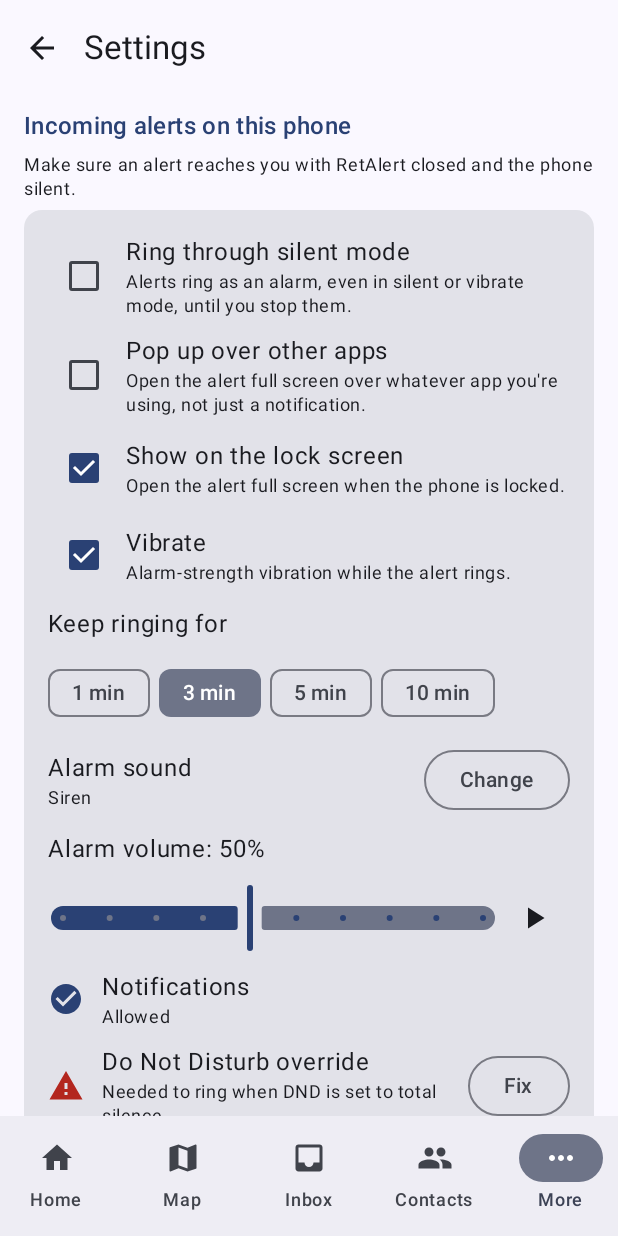
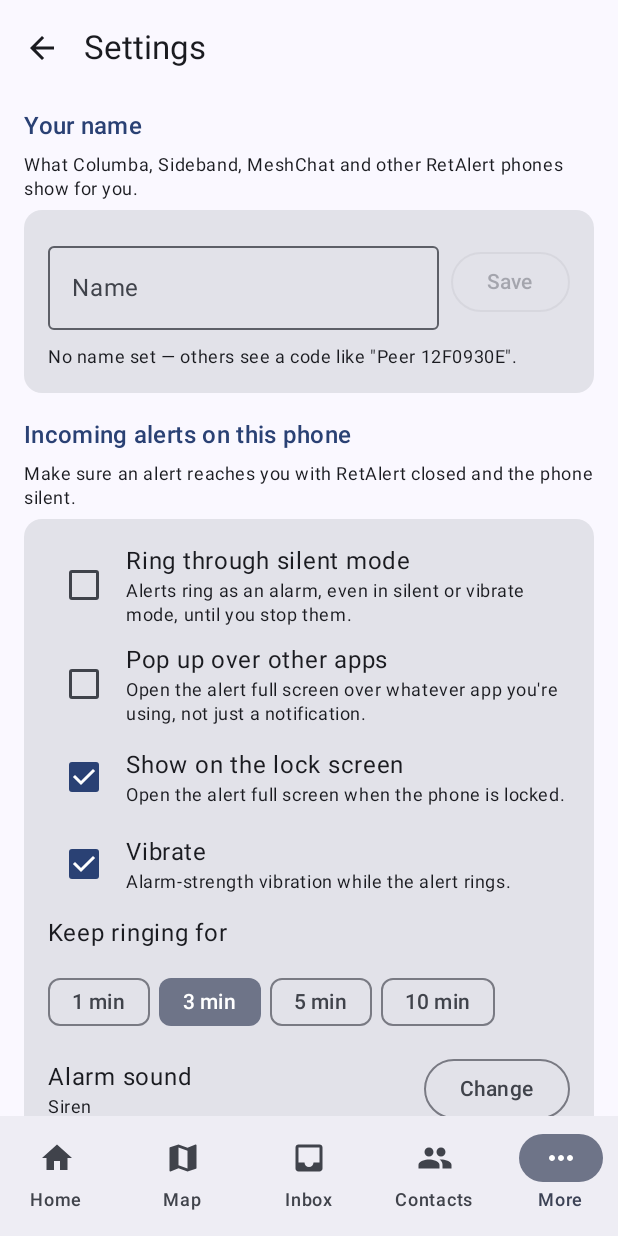
Before and after one commit to idan2025/RetAlert, an Android app built with Jetpack Compose: the SettingsScreen screen opened through its navigation route, after a tap on "Pop up over other apps", on a phone screen of 412 x 824 dp. Run offline under Robolectric (Android 15) with nearby library versions, the phone set to English and light mode, and no system bars; our stand-ins replace Dagger/Hilt's generated code, Room's generated code; libraries missing offline, so code that uses them is left out: network.reticulum, network.reticulum.identity, network.reticulum.interfaces, network.reticulum.transport; pictures from the network do not load; 2 other taps on this screen came first.

Commit message:
feat: public name in announces, shown by Columba, Sideband and MeshChat
RetAlert registered its LXMF identity with no display name, so other apps
listed it as "Peer 12F0930E". Settings now starts with "Your name": it goes
into the delivery announce app data ([name, stamp cost], as
LXMRouter.packAnnounceAppData writes it) at startup, and saving a new name
updates that data and announces immediately.

Tested on a Nubia NX669J over a TCP transport: after saving
"Idan RetAlert test", Columba's network list showed that name for the
RetAlert address within seconds.

Co-Authored-By: Claude Opus 5.5 <noreply@anthropic.com>

```diff
--- a/android/app/src/main/java/network/retalert/app/ui/settings/SettingsScreen.kt
+++ b/android/app/src/main/java/network/retalert/app/ui/settings/SettingsScreen.kt
@@ -106,6 +106,7 @@ fun SettingsScreen(
             Modifier.fillMaxSize().padding(inner).verticalScroll(rememberScrollState()).padding(horizontal = 16.dp, vertical = 8.dp),
             verticalArrangement = Arrangement.spacedBy(16.dp),
         ) {
+            IdentitySection(state, vm)
             AlarmSection(state, vm)
             EmergencySection(state, vm)
             ConnectionSection(state, vm, onOpenInterfaces)
@@ -125,6 +126,31 @@ fun SettingsScreen(
             }
         }
     }
+}
+
+/** The name other apps show for this phone instead of "Peer 12F0930E". */
+@Composable
+private fun IdentitySection(state: SettingsUiState, vm: SettingsViewModel) = Section(
+    "Your name",
+    "What Columba, Sideband, MeshChat and other RetAlert phones show for you.",
+) {
+    var name by remember(state.displayName) { mutableStateOf(state.displayName) }
+    Row(verticalAlignment = Alignment.CenterVertically) {
+        OutlinedTextField(
+            value = name,
+            onValueChange = { name = it.take(40) },
+            label = { Text("Name") },
+            placeholder = { Text("e.g. Idan") },
+            singleLine = true,
+            modifier = Modifier.weight(1f).padding(end = 8.dp),
+        )
+        OutlinedButton(onClick = { vm.setDisplayName(name) }, enabled = name.trim() != state.displayName) { Text("Save") }
+    }
+    Text(
+        if (state.displayName.isBlank()) "No name set — others see a code like \"Peer ${state.ownHash.take(8).uppercase().ifEmpty { "12F0930E" }}\"."
+        else "Saving announces the new name right away.",
+        style = MaterialTheme.typography.bodySmall,
+    )
 }
 
 @Composable
--- a/android/app/src/main/java/network/retalert/app/ui/settings/SettingsViewModel.kt
+++ b/android/app/src/main/java/network/retalert/app/ui/settings/SettingsViewModel.kt
@@ -62,6 +62,7 @@ data class SettingsUiState(
     val alarmVibrate: Boolean = true,
     val alarmMinutes: Int = AlarmSound.DEFAULT_RING_MINUTES,
     val legacyWire: Boolean = false,
+    val displayName: String = "",
     val flash: String = "",
 )
 
@@ -123,6 +124,7 @@ class SettingsViewModel @Inject constructor(
             alarmVibrate = s.alarmVibrate,
             alarmMinutes = s.alarmMinutes,
             legacyWire = s.legacyWire,
+            displayName = s.displayName,
             useSharedInstance = s.useSharedInstance,
             panicShareLocation = s.panicShareLocation,
             liveShareIntervalS = s.liveShareIntervalS,
@@ -179,6 +181,16 @@ class SettingsViewModel @Inject constructor(
     fun setAlertPopup(v: Boolean) = mutate { it.alertPopup = v; null }
     fun setAlertLockScreen(v: Boolean) = mutate { it.alertLockScreen = v; null }
     fun setAlarmVibrate(v: Boolean) = mutate { it.alarmVibrate = v; null }
+    /** Save the public name and announce it now. */
+    fun setDisplayName(name: String) = viewModelScope.launch(Dispatchers.IO) {
+        val n = name.trim().take(MAX_NAME)
+        val s = settingsRepo.load()
+        s.displayName = n
+        settingsRepo.save(s)
+        runCatching { engine.setDisplayName(n) }
+        publish(s, if (n.isEmpty()) "Name cleared" else "Others now see you as \"$n\"")
+    }
+
     fun setLegacyWire(v: Boolean) = mutate { it.legacyWire = v; null }
     fun setAlarmMinutes(minutes: Int) = mutate { it.alarmMinutes = minutes.coerceIn(1, 60); null }
     fun stopPreview() = alarmPlayer.stopPreview()
@@ -293,4 +305,6 @@ class SettingsViewModel @Inject constructor(
 
     fun announcePresets() = ANNOUNCE_PRESET_VALUES
     fun announceLabels() = ANNOUNCE_PRESETS
+
+    private companion object { const val MAX_NAME = 40 }
 }
--- a/android/data/src/main/kotlin/network/retalert/data/RoomRepositories.kt
+++ b/android/data/src/main/kotlin/network/retalert/data/RoomRepositories.kt
@@ -247,6 +247,7 @@ class RoomSettingsRepository(
         val alarmVibrate: Boolean = true,
         val alarmMinutes: Int = network.retalert.domain.AlarmSound.DEFAULT_RING_MINUTES,
         val legacyWire: Boolean = false,
+        val displayName: String = "",
     )
 
     override fun load(): Settings {
@@ -277,6 +278,7 @@ class RoomSettingsRepository(
             alarmVibrate = s.alarmVibrate,
             alarmMinutes = s.alarmMinutes.coerceIn(1, 60),
             legacyWire = s.legacyWire,
+            displayName = s.displayName,
         )
     }
 
@@ -303,6 +305,7 @@ class RoomSettingsRepository(
             alarmVibrate = settings.alarmVibrate,
             alarmMinutes = settings.alarmMinutes,
             legacyWire = settings.legacyWire,
+            displayName = settings.displayName,
         )
         dao.upsert(SettingsEntity(1, json.encodeToString(Snapshot.serializer(), s)))
     }
--- a/android/domain/src/main/kotlin/network/retalert/domain/Contacts.kt
+++ b/android/domain/src/main/kotlin/network/retalert/domain/Contacts.kt
@@ -58,6 +58,9 @@ class Settings(
     /** Send the pre-0.4 `!RETALERT!` text format, for RetAlert 0.3 and older
      *  and the Python app. Off: readable text + LXMF fields (see [Wire]). */
     var legacyWire: Boolean = false,
+    /** Public name in LXMF announces — what Columba, Sideband and MeshChat
+     *  show instead of "Peer 12F0930E". Empty: no name. */
+    var displayName: String = "",
 ) {
     /** Set distance units, normalising to km|mi. */
     fun applyDistanceUnits(units: String) { distanceUnits = if (units == "mi") "mi" else "km" }
--- a/android/reticulum/src/main/kotlin/network/retalert/reticulum/lxmf/LxmfRouter.kt
+++ b/android/reticulum/src/main/kotlin/network/retalert/reticulum/lxmf/LxmfRouter.kt
@@ -25,6 +25,10 @@ interface LxmfRouter {
     fun start()
     fun stop()
     fun announce()
+
+    /** Name carried in announces ([register] uses it; later calls update the
+     *  announce data in place). Blank: announce without a name. */
+    fun setDisplayName(name: String)
     fun sendMessage(
         recipientHex: String,
         body: String,
@@ -53,6 +57,7 @@ class StubLxmfRouter(
     override fun start() { warn("start") }
     override fun stop() { warn("stop") }
     override fun announce() { warn("announce") }
+    override fun setDisplayName(name: String) { warn("setDisplayName") }
 
     override fun sendMessage(
         recipientHex: String,
```
Also changed, not shown: android/reticulum/src/main/kotlin/network/retalert/reticulum/ReticulumEngine.kt (+8 -0 lines), android/reticulum/src/main/kotlin/network/retalert/reticulum/lxmf/LxmfRouterImpl.kt (+14 -1 lines), 2 other files.
